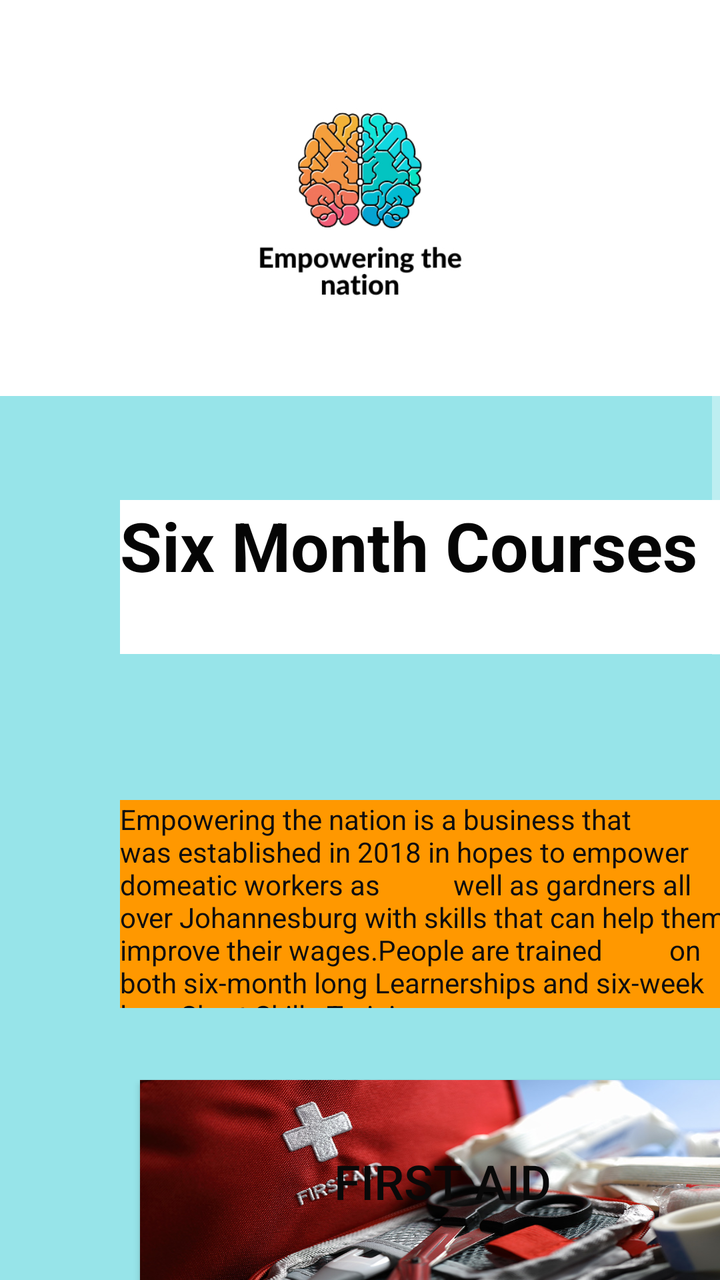
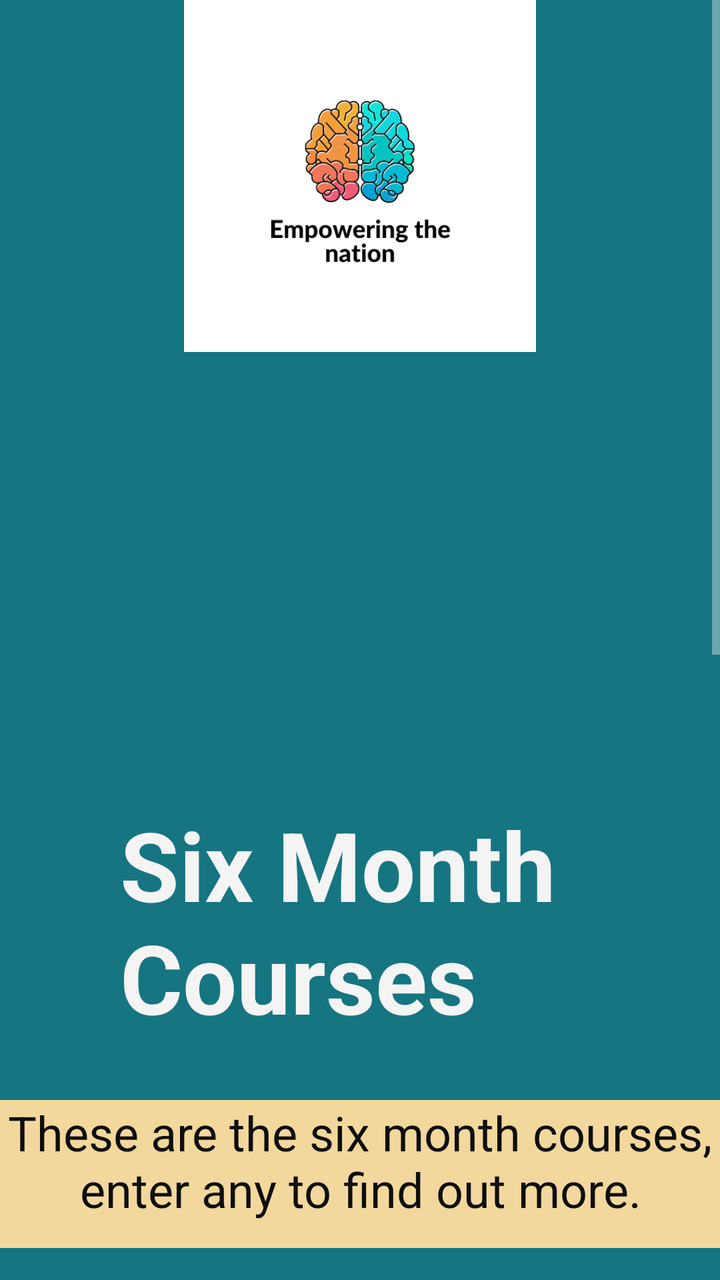

Before-and-after screenshots of an Android layout around one commit, followed by the original layout XML and the change that was made.
<!-- AndroidManifest.xml: application theme Theme.AppCompat -->
<!-- res/layout/fragment_six_month_courses.xml -->
<?xml version="1.0" encoding="utf-8"?>
<ScrollView xmlns:android="http://schemas.android.com/apk/res/android"
    xmlns:app="http://schemas.android.com/apk/res-auto"
    xmlns:tools="http://schemas.android.com/tools"
    android:id="@+id/ScrollViewMonths"
    android:layout_width="match_parent"
    android:layout_height="match_parent">

    <FrameLayout
        android:layout_width="match_parent"
        android:layout_height="match_parent"
        android:background="#97e4e9"
        tools:context=".SixMonthCoursesFragment">


        <Button
            android:id="@+id/button"
            android:layout_width="303dp"
            android:layout_height="101dp"
            android:layout_marginLeft="70dp"
            android:layout_marginTop="1150dp"
            android:background="@drawable/img_7273"
            android:text="Life Skills"
            android:textColor="#090909"
            android:textSize="24sp" />

        <Button
            android:id="@+id/button7"
            android:layout_width="303dp"
            android:layout_height="101dp"
            android:layout_marginLeft="70dp"
            android:layout_marginTop="1000dp"
            android:background="@drawable/img_7274"
            android:text="Landscaping"
            android:textColor="#090909"
            android:textSize="24sp" />

        <Button
            android:id="@+id/button8"
            android:layout_width="303dp"
            android:layout_height="101dp"
            android:layout_marginLeft="70dp"
            android:layout_marginTop="540dp"
            android:background="@drawable/img_7279"
            android:text="First Aid"
            android:textColor="#090909"
            android:textSize="24sp" />

        <TextView
            android:id="@+id/textView"
            android:layout_width="335dp"
            android:layout_height="77dp"
            android:layout_marginLeft="60dp"
            android:layout_marginTop="250dp"
            android:background="@color/white"
            android:text="Six Month Courses"
            android:textColor="#050505"
            android:textSize="34sp"
            android:textStyle="bold" />
        <Button
            android:id="@+id/button9"
            android:layout_width="303dp"
            android:layout_height="101dp"
            android:layout_marginLeft="70dp"
            android:layout_marginTop="700dp"
            android:background="@drawable/img_7272"
            android:text="Sewing"
            android:textColor="#090909"
            android:textSize="24sp" />

        <ImageView
            android:id="@+id/imageView"
            android:layout_width="match_parent"
            android:layout_height="198dp"
            android:background="@color/white"
            app:srcCompat="@drawable/thumbnail_img_7280" />

        <TextView
            android:id="@+id/textView2"
            android:layout_width="321dp"
            android:layout_height="104dp"
            android:layout_marginLeft="60dp"
            android:layout_marginTop="400dp"
            android:background="#FF9800"
            android:text="Empowering the nation is a business that was established in 2018 in hopes to empower domeatic workers as           well as gardners all over Johannesburg with skills that can help them improve their wages.People are trained          on both six-month long Learnerships and six-week long Short Skills Training"
            android:textColor="#0E0E0E"
            android:textSize="14sp" />


        <TextView
            android:id="@+id/textView5"
            android:layout_width="321dp"
            android:layout_height="106dp"
            android:layout_marginLeft="60dp"
            android:layout_marginTop="850dp"
            android:background="#4CAF50"
            android:text="Empowering the nation is a business that was established in 2018 in hopes to empower domeatic workers as           well as gardners all over Johannesburg with skills that can help them improve their wages.People are trained          on both six-month long Learnerships and six-week long Short Skills Training"
            android:textColor="#0E0E0E"
            android:textSize="14sp" />


    </FrameLayout>
</ScrollView>
<!-- resources referenced by this layout -->
<resources>
  <color name="white">#FFFFFFFF</color>
  <!-- drawable img_7272: jpeg bitmap (drawable, 145504 bytes) -->
  <!-- drawable img_7273: jpeg bitmap (drawable, 78334 bytes) -->
  <!-- drawable img_7274: jpeg bitmap (drawable, 847390 bytes) -->
  <!-- drawable img_7279: jpeg bitmap (drawable, 172258 bytes) -->
  <!-- drawable thumbnail_img_7280: jpg bitmap (drawable, 73812 bytes) -->
</resources>

<!-- the commit's change to res/layout/fragment_six_month_courses.xml (unified diff, before → after) -->
@@ -9,7 +9,7 @@
     <FrameLayout
         android:layout_width="match_parent"
         android:layout_height="match_parent"
-        android:background="#97e4e9"
+        android:background="#157581"
         tools:context=".SixMonthCoursesFragment">
 
 
@@ -37,10 +37,10 @@
 
         <Button
             android:id="@+id/button8"
-            android:layout_width="303dp"
+            android:layout_width="306dp"
             android:layout_height="101dp"
             android:layout_marginLeft="70dp"
-            android:layout_marginTop="540dp"
+            android:layout_marginTop="700dp"
             android:background="@drawable/img_7279"
             android:text="First Aid"
             android:textColor="#090909"
@@ -49,54 +49,43 @@
         <TextView
             android:id="@+id/textView"
             android:layout_width="335dp"
-            android:layout_height="77dp"
+            android:layout_height="139dp"
             android:layout_marginLeft="60dp"
-            android:layout_marginTop="250dp"
-            android:background="@color/white"
+            android:layout_marginTop="400dp"
+            android:background="#157581"
             android:text="Six Month Courses"
-            android:textColor="#050505"
-            android:textSize="34sp"
+            android:textColor="#F4F4F4"
+            android:textSize="48sp"
             android:textStyle="bold" />
+
         <Button
             android:id="@+id/button9"
             android:layout_width="303dp"
             android:layout_height="101dp"
             android:layout_marginLeft="70dp"
-            android:layout_marginTop="700dp"
+            android:layout_marginTop="850dp"
             android:background="@drawable/img_7272"
             android:text="Sewing"
             android:textColor="#090909"
             android:textSize="24sp" />
 
+
         <ImageView
             android:id="@+id/imageView"
             android:layout_width="match_parent"
-            android:layout_height="198dp"
-            android:background="@color/white"
+            android:layout_height="176dp"
             app:srcCompat="@drawable/thumbnail_img_7280" />
 
         <TextView
             android:id="@+id/textView2"
-            android:layout_width="321dp"
-            android:layout_height="104dp"
-            android:layout_marginLeft="60dp"
-            android:layout_marginTop="400dp"
-            android:background="#FF9800"
-            android:text="Empowering the nation is a business that was established in 2018 in hopes to empower domeatic workers as           well as gardners all over Johannesburg with skills that can help them improve their wages.People are trained          on both six-month long Learnerships and six-week long Short Skills Training"
+            android:layout_width="match_parent"
+            android:layout_height="74dp"
+            android:layout_marginTop="550dp"
+            android:background="#f3d89d"
+            android:text="These are the six month courses, enter any to find out more."
+            android:textAlignment="center"
             android:textColor="#0E0E0E"
-            android:textSize="14sp" />
-
-
-        <TextView
-            android:id="@+id/textView5"
-            android:layout_width="321dp"
-            android:layout_height="106dp"
-            android:layout_marginLeft="60dp"
-            android:layout_marginTop="850dp"
-            android:background="#4CAF50"
-            android:text="Empowering the nation is a business that was established in 2018 in hopes to empower domeatic workers as           well as gardners all over Johannesburg with skills that can help them improve their wages.People are trained          on both six-month long Learnerships and six-week long Short Skills Training"
-            android:textColor="#0E0E0E"
-            android:textSize="14sp" />
+            android:textSize="24sp" />
 
 
     </FrameLayout>
<!-- resource entries referenced after the edit -->
@@ -1,6 +1,5 @@
 <!-- resources referenced by this layout -->
 <resources>
-  <color name="white">#FFFFFFFF</color>
   <!-- drawable img_7272: jpeg bitmap (drawable, 145504 bytes) -->
   <!-- drawable img_7273: jpeg bitmap (drawable, 78334 bytes) -->
   <!-- drawable img_7274: jpeg bitmap (drawable, 847390 bytes) -->
